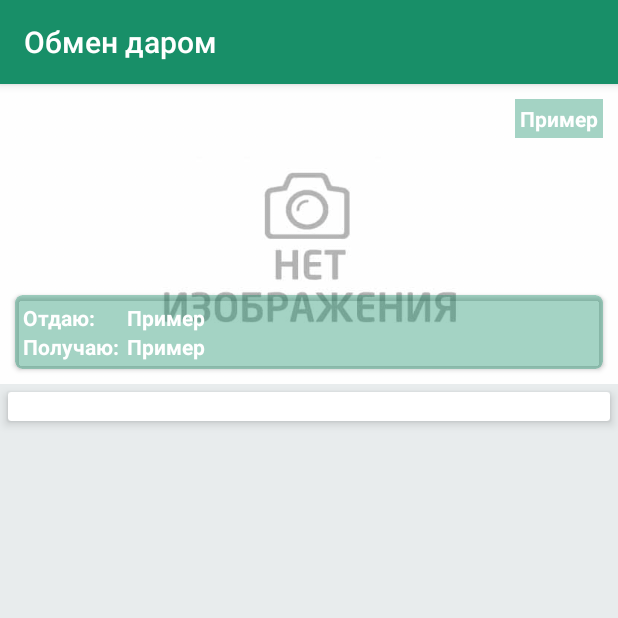
After one commit to xdiviatorx/free_exchange, an Android app: the ExchangeLookupActivity screen opened directly, with no data from a screen before it, on a phone screen of 412 x 824 dp, the top half of it. The commit adds this screen. Run offline under Robolectric (Android 15) with nearby library versions, the phone set to English and light mode, and no system bars.

```diff
--- /dev/null
+++ b/app/src/main/java/com/technologies/mobile/free_exchange/activities/ExchangeLookupActivity.java
@@ -0,0 +1,15 @@
+package com.technologies.mobile.free_exchange.activities;
+
+import android.support.v7.app.AppCompatActivity;
+import android.os.Bundle;
+
+import com.technologies.mobile.free_exchange.R;
+
+public class ExchangeLookupActivity extends AppCompatActivity {
+
+    @Override
+    protected void onCreate(Bundle savedInstanceState) {
+        super.onCreate(savedInstanceState);
+        setContentView(R.layout.activity_exchange_lookup);
+    }
+}
--- /dev/null
+++ b/app/src/main/res/layout/activity_exchange_lookup.xml
@@ -0,0 +1,128 @@
+<?xml version="1.0" encoding="utf-8"?>
+<LinearLayout xmlns:android="http://schemas.android.com/apk/res/android"
+    xmlns:tools="http://schemas.android.com/tools"
+    android:layout_width="match_parent"
+    android:layout_height="match_parent"
+    xmlns:app="http://schemas.android.com/apk/res-auto"
+    tools:context="com.technologies.mobile.free_exchange.activities.ExchangeLookupActivity">
+
+    <ScrollView
+        android:layout_width="match_parent"
+        android:layout_height="wrap_content">
+
+        <LinearLayout
+            android:layout_width="match_parent"
+            android:layout_height="wrap_content"
+            android:orientation="vertical">
+
+            <RelativeLayout
+                android:layout_width="match_parent"
+                android:layout_height="200dp">
+
+                <ImageView
+                    android:layout_width="match_parent"
+                    android:layout_height="wrap_content"
+                    android:src="@drawable/no_photo_big"
+                    android:scaleType="centerCrop"/>
+
+                <TextView
+                    android:id="@+id/date"
+                    android:layout_width="wrap_content"
+                    android:layout_height="wrap_content"
+                    android:layout_alignParentTop="true"
+                    android:layout_alignParentRight="true"
+                    android:layout_margin="10dp"
+                    android:text="@string/sample"
+                    android:padding="3dp"
+                    style="@style/halfTransparentCardViewText"
+                    android:background="@color/halfTransparentGreenCardView"/>
+
+                <android.support.v7.widget.CardView
+                    android:layout_width="match_parent"
+                    android:layout_height="wrap_content"
+                    android:layout_alignParentBottom="true"
+                    android:layout_margin="10dp"
+                    app:cardCornerRadius="5dp"
+                    app:cardBackgroundColor="@color/halfTransparentGreenCardView">
+
+                    <TableLayout
+                        android:layout_width="match_parent"
+                        android:layout_height="wrap_content"
+                        android:padding="5dp">
+
+                        <TableRow>
+                            <TextView
+                                android:layout_width="match_parent"
+                                android:layout_height="wrap_content"
+                                android:text="@string/give"
+                                style="@style/halfTransparentCardViewText"/>
+                            <TextView
+                                android:id="@+id/gives"
+                                android:layout_width="match_parent"
+                                android:layout_height="wrap_content"
+                                android:text="@string/sample"
+                                android:layout_marginLeft="5dp"
+                                style="@style/halfTransparentCardViewText"/>
+                        </TableRow>
+
+                        <TableRow>
+                            <TextView
+                                android:layout_width="match_parent"
+                                android:layout_height="wrap_content"
+                                android:text="@string/get"
+                                style="@style/halfTransparentCardViewText"/>
+                            <TextView
+                                android:id="@+id/gets"
+                                android:layout_width="match_parent"
+                                android:layout_height="wrap_content"
+                                android:text="@string/sample"
+                                android:layout_marginLeft="5dp"
+                                style="@style/halfTransparentCardViewText"/>
+                        </TableRow>
+
+                    </TableLayout>
+
+                </android.support.v7.widget.CardView>
+
+            </RelativeLayout>
+
+            <android.support.v7.widget.CardView
+                android:id="@+id/cvText"
+                android:layout_width="match_parent"
+                android:layout_height="wrap_content"
+                android:layout_margin="5dp"
+                app:cardBackgroundColor="@color/colorWhite"
+                app:cardElevation="4dp">
+
+                <TextView
+                    android:id="@+id/text"
+                    android:layout_width="match_parent"
+                    android:layout_height="wrap_content"
+                    />
+
+            </android.support.v7.widget.CardView>
+
+            <android.support.v7.widget.CardView
+                android:layout_width="match_parent"
+                android:layout_height="wrap_content"
+                android:layout_margin="5dp"
+                app:cardBackgroundColor="@color/colorWhite"
+                app:cardElevation="4dp">
+
+                <TableLayout
+                    android:layout_width="match_parent"
+                    android:layout_height="wrap_content">
+
+                    <TableRow>
+
+                    </TableRow>
+
+                </TableLayout>
+
+            </android.support.v7.widget.CardView>
+
+        </LinearLayout>
+
+    </ScrollView>
+
+</LinearLayout>
--- a/app/src/main/res/layout/activity_main.xml
+++ b/app/src/main/res/layout/activity_main.xml
@@ -5,13 +5,14 @@
     android:layout_height="match_parent"
     xmlns:app="http://schemas.android.com/apk/res-auto"
     android:orientation="vertical"
-    android:padding="5dp"
     tools:context=".activities.MainActivity">
 
 
     <ListView
         android:id="@+id/lv"
         android:layout_width="match_parent"
-        android:layout_height="match_parent" />
+        android:layout_height="match_parent"
+        android:divider="@null"
+        android:dividerHeight="0dp"/>
 
 </LinearLayout>
--- a/app/src/main/res/values/colors.xml
+++ b/app/src/main/res/values/colors.xml
@@ -1,7 +1,7 @@
 <?xml version="1.0" encoding="utf-8"?>
 <resources>
-    <color name="colorPrimary">#5ad0ba</color>
-    <color name="colorPrimaryDark">#4fc8b1</color>
+    <color name="colorPrimary">#188f68</color>
+    <color name="colorPrimaryDark">#127757</color>
     <color name="colorAccent">#f96151</color>
 
     <color name="colorWhite">#fff</color>
@@ -9,10 +9,17 @@
 
     <color name="shadowColor">#b5b5b5</color>
 
-    <color name="loginButtonColor">#32393939</color>
+    <color name="roundedIVBorderColor">#188f68</color>
 
-    <color name="backgroundLightGray">#dddddd</color>
+    <color name="loginButtonColor">#32141414</color>
 
-    <color name="textColorDarkGray">#777777</color>
+    <color name="backgroundLightGray">#e8eced</color>
+
+    <color name="textColorDarkGray">#88898b</color>
+    <color name="textColorDarkGreen">#127757</color>
+    <color name="textColorDarkBlue">#0d9bbf</color>
+    <color name="textColorBlack">#181818</color>
     <!-- #32000000 -->
+
+    <color name="halfTransparentGreenCardView">#64188f68</color>
 </resources>
--- a/app/src/main/res/values/strings.xml
+++ b/app/src/main/res/values/strings.xml
@@ -16,6 +16,8 @@
     <string name="give">Отдаю:</string>
     <string name="get">Получаю:</string>
     <string name="category">Категория:</string>
+    <string name="place">Место:</string>
+    <string name="contacts">Контакты:</string>
 
     <string name="date_sample">18.08.2016 12:14</string>
     <string name="sample">Пример</string>
```
Also changed, not shown: app/src/main/AndroidManifest.xml (+5 -3 lines), app/src/main/java/com/technologies/mobile/free_exchange/activities/ImagePreviewActivity.java (added, +15 -0 lines), app/src/main/java/com/technologies/mobile/free_exchange/activities/MainActivity.java (+15 -14 lines), app/src/main/res/layout/activity_image_preview.xml (added, +12 -0 lines), app/src/main/res/layout/exchange_item.xml (+49 -50 lines), app/src/main/res/values/styles.xml (+17 -4 lines), app/src/main/res/drawable/bg.jpg, app/src/main/res/drawable/no_photo_big.png (added).
